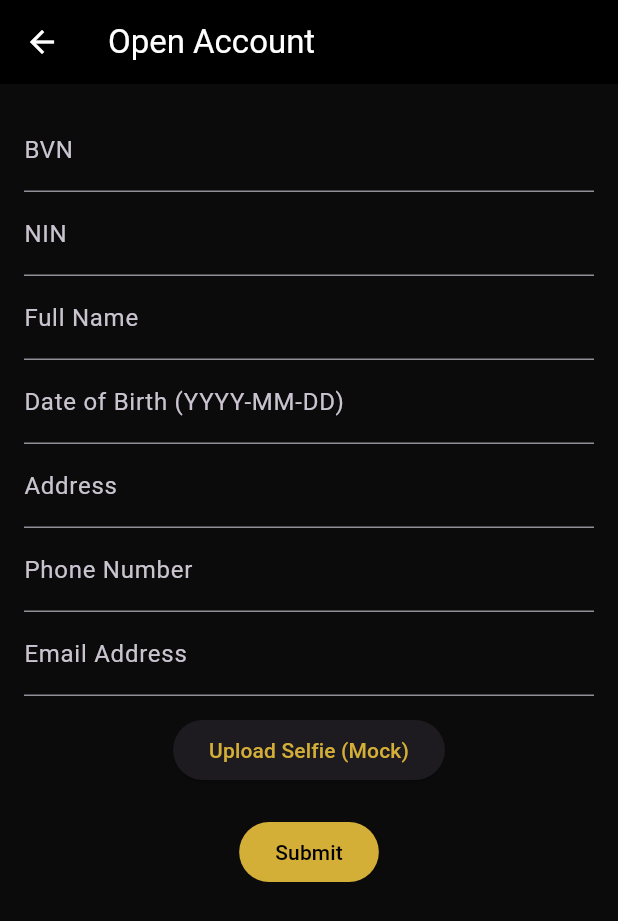
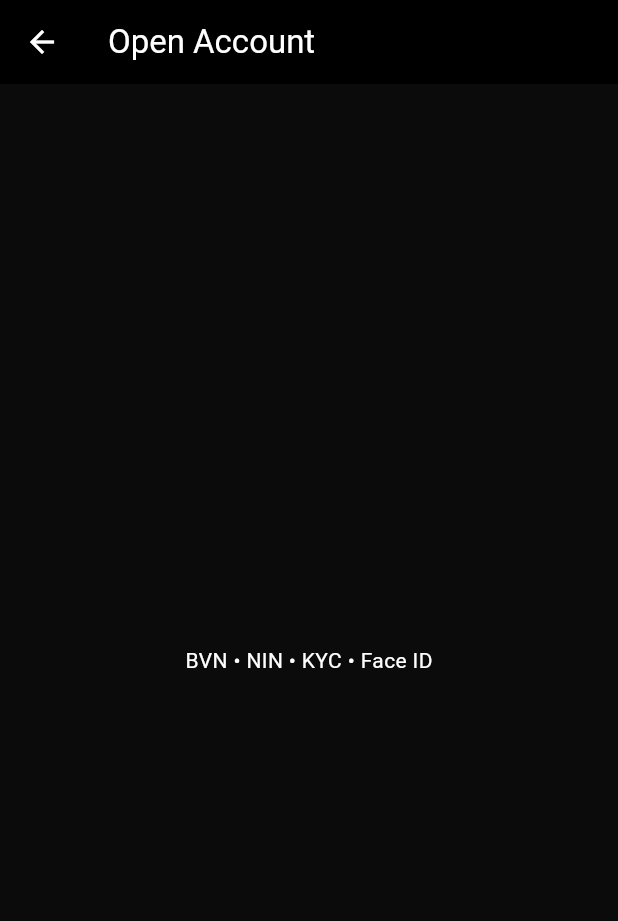
Before and after one commit to Tether-creator/zeus_app_premium, a Flutter app: the AccountOpeningScreen screen opened by its route, on a phone screen of 412 x 824 dp. Shown: the top 921 px of the screen. Run offline on Flutter 3.47's test engine with Material 3 defaults, Android fonts, the phone set to English and light mode, and no system bars; our stand-ins replace pdf, printing.

Commit message:
Update account_opening_screen.dart

```diff
--- a/lib/screens/account_opening_screen.dart
+++ b/lib/screens/account_opening_screen.dart
@@ -1,65 +1,7 @@
 import 'package:flutter/material.dart';
-
-class AccountOpeningScreen extends StatefulWidget {
-  static const route = '/account-opening';
+class AccountOpeningScreen extends StatelessWidget {
   const AccountOpeningScreen({super.key});
-
+  static const route = '/account-open';
   @override
-  State<AccountOpeningScreen> createState() => _AccountOpeningScreenState();
+  Widget build(BuildContext context) => Scaffold(appBar: AppBar(title: const Text('Open Account')), body: const Center(child: Text('BVN • NIN • KYC • Face ID')));
 }
-
-class _AccountOpeningScreenState extends State<AccountOpeningScreen> {
-  final _formKey = GlobalKey<FormState>();
-  final _bvnCtrl = TextEditingController();
-  final _ninCtrl = TextEditingController();
-  final _nameCtrl = TextEditingController();
-  final _dobCtrl = TextEditingController();
-  final _addressCtrl = TextEditingController();
-  final _phoneCtrl = TextEditingController();
-  final _emailCtrl = TextEditingController();
-
-  bool _selfieUploaded = false;
-
-  void _submit() {
-    if (!_formKey.currentState!.validate() || !_selfieUploaded) {
-      ScaffoldMessenger.of(context).showSnackBar(
-        const SnackBar(content: Text("All fields & selfie required")),
-      );
-      return;
-    }
-    ScaffoldMessenger.of(context).showSnackBar(
-      const SnackBar(content: Text("Account opening request submitted (mocked).")),
-    );
-  }
-
-  @override
-  Widget build(BuildContext context) {
-    return Scaffold(
-      appBar: AppBar(title: const Text('Open Account')),
-      body: SingleChildScrollView(
-        padding: const EdgeInsets.all(16),
-        child: Form(
-          key: _formKey,
-          child: Column(
-            children: [
-              TextFormField(controller: _bvnCtrl, decoration: const InputDecoration(labelText: 'BVN'), validator: (v) => v!.length == 11 ? null : 'Enter valid BVN'),
-              TextFormField(controller: _ninCtrl, decoration: const InputDecoration(labelText: 'NIN'), validator: (v) => v!.isNotEmpty ? null : 'Enter valid NIN'),
-              TextFormField(controller: _nameCtrl, decoration: const InputDecoration(labelText: 'Full Name'), validator: (v) => v!.isNotEmpty ? null : 'Required'),
-              TextFormField(controller: _dobCtrl, decoration: const InputDecoration(labelText: 'Date of Birth (YYYY-MM-DD)'), validator: (v) => v!.isNotEmpty ? null : 'Required'),
-              TextFormField(controller: _addressCtrl, decoration: const InputDecoration(labelText: 'Address'), validator: (v) => v!.isNotEmpty ? null : 'Required'),
-              TextFormField(controller: _phoneCtrl, decoration: const InputDecoration(labelText: 'Phone Number'), validator: (v) => v!.length >= 10 ? null : 'Enter valid phone'),
-              TextFormField(controller: _emailCtrl, decoration: const InputDecoration(labelText: 'Email Address'), validator: (v) => v!.contains('@') ? null : 'Enter valid email'),
-              const SizedBox(height: 12),
-              ElevatedButton(
-                onPressed: () => setState(() => _selfieUploaded = true),
-                child: Text(_selfieUploaded ? '✅ Selfie Uploaded' : 'Upload Selfie (Mock)'),
-              ),
-              const SizedBox(height: 20),
-              FilledButton(onPressed: _submit, child: const Text("Submit")),
-            ],
-          ),
-        ),
-      ),
-    );
-  }
-}
```
